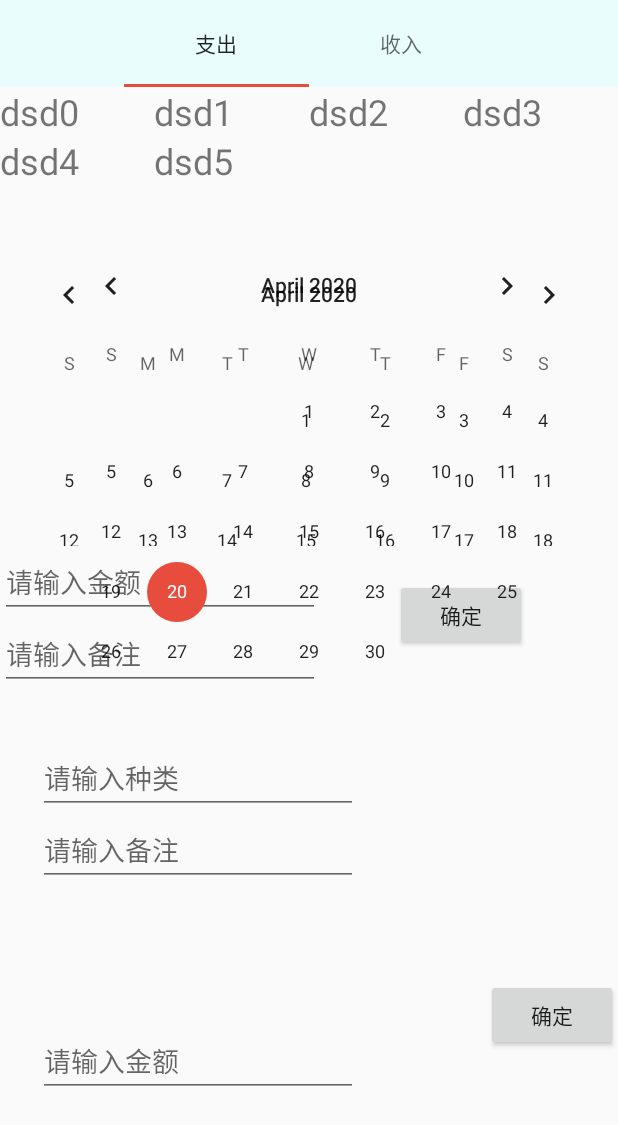
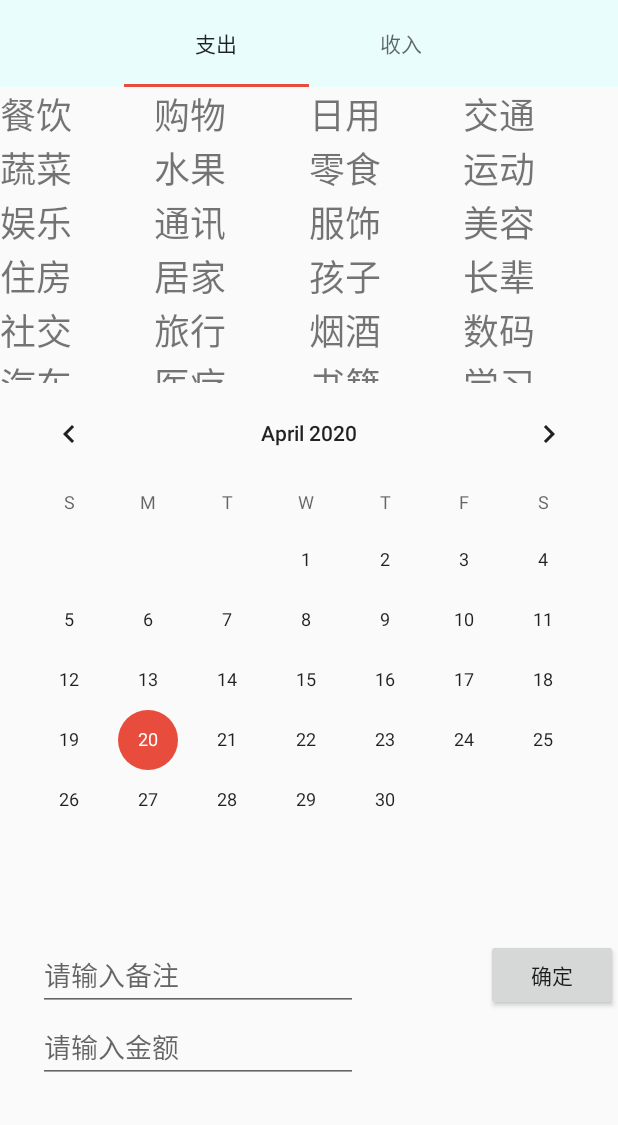
Before and after one commit to Fallofleaf/MapleProject, an Android app: the screen it shows after launch (EditActivity), after a tap on an icon or button, on a phone screen of 412 x 824 dp. Shown: the top 1125 px of the screen. Run offline under Robolectric (Android 15) with nearby library versions, the phone set to English and light mode, and no system bars; our stand-ins replace Room's generated code; libraries missing offline, so code that uses them is left out: com.scwang.smartrefresh; 2 statements that could not run were skipped.

Commit message:
Six种类选择存在bug，共用一个导致bug

```diff
--- a/app/src/main/java/com/zxk147/maple/EditActivity.java
+++ b/app/src/main/java/com/zxk147/maple/EditActivity.java
@@ -31,7 +31,7 @@ public class EditActivity extends AppCompatActivity{
 
     private static String TAG= "EditActivity";
 
-    EditText editTextType,editTextAmount,editTextKind,editTextNote;
+    EditText editTextAmount,editTextNote;
     Button buttonConfirm;
     CalendarView calendarView;
     AccountViewModel accountViewModel;
@@ -39,15 +39,10 @@ public class EditActivity extends AppCompatActivity{
     TabLayout tableLayout;
     ViewPager2 viewPager2;
     TabItem tabItem1,tabItem2;
-
-    Bundle bundle;
+    //Bundle bundle;
     private long mCalendar = 0;
-
     int editKind=-1;
-
     EditViewModel editViewModel;
-
-
     Fragment incomeFragment;
     @Override
     protected void onCreate(Bundle savedInstanceState) {
@@ -55,16 +50,12 @@ public class EditActivity extends AppCompatActivity{
         setContentView(R.layout.activity_edit);
         //初始化fragment和bundle
         final CostFragment costFragment = new CostFragment();
-
         incomeFragment = new IncomeFragment();
-        bundle = new Bundle();
-
+        //bundle = new Bundle();
         editTextNote = findViewById(R.id.editTextNote);
         editTextAmount = findViewById(R.id.editTextAmuont);
-        editTextKind = findViewById(R.id.editTextKind);
         buttonConfirm = findViewById(R.id.edit_confirm);
-
-
+        calendarView = findViewById(R.id.edit_calendarView);
         editViewModel = new ViewModelProvider(this
                 ,new ViewModelProvider
                 .AndroidViewModelFactory(getApplication()))
@@ -75,10 +66,6 @@ public class EditActivity extends AppCompatActivity{
                 editKind=integer;
             }
         });
-
-
-        calendarView = findViewById(R.id.edit_calendarView);
-
         accountViewModel = new ViewModelProvider(this
                 ,new ViewModelProvider
                 .AndroidViewModelFactory(getApplication()))
@@ -87,31 +74,25 @@ public class EditActivity extends AppCompatActivity{
         tabItem1 = findViewById(R.id.asd);
         tabItem2 = findViewById(R.id.ds);
         viewPager2 = findViewById(R.id.viewpager_edit);
-
-
-
         final Intent intent = getIntent();
         id = intent.getIntExtra("ID",-1);
-        id = editViewModel.id;
         if (id!=-1){
             accountViewModel.getQueryById(id).observe(this, new Observer<Account>() {
                 @Override
                 public void onChanged(final Account account) {
+                    editViewModel.changeMyPosition(account.getKind());
                     calendarView.setDate(account.getDate());
                     mCalendar = account.getDate();
 //                    String date = (String) DateFormat.format("yyyy年MM月dd日",account.getDate());
                     editTextNote.setText(account.getNote());
-                    editTextKind.setText(String.valueOf(account.getKind()));
                     editTextAmount.setText(account.getAmount());
                     calendarView.setDate(account.getDate());
-
 //                    /**
 //                     * 在合适的位置调用接口里面的方法,传递数据
 //                     */
 //                    editKind = account.getKind();
                     editViewModel.changeMyPosition(account.getKind());
                     Log.e(TAG,"此时的kind是："+account.getKind());
-
                     viewPager2.setAdapter(new FragmentStateAdapter(EditActivity.this) {
                         @NonNull
                         @Override
@@ -138,22 +119,21 @@ public class EditActivity extends AppCompatActivity{
                             }
                         }
                     }).attach();
-//                    if (account.isType()){
-//                        editTextType.setText("收入");
-//                    }else {
-//                        editTextType.setText("支出");
-//                    }
-
                     //利用延时操作，通过自身特点滑动到特定位置
                     if (account.isType()){
                         tableLayout.postDelayed(new Runnable() {
                             @Override
                             public void run() {
                                 tableLayout.getTabAt(1).select();
+                                editViewModel.type = true;
                             }
                         },10);
                     }
-
+//                    if (account.isType()){
+//                        editTextType.setText("收入");
+//                    }else {
+//                        editTextType.setText("支出");
+//                    }
                 }
             });
 //            Calendar calendar = Calendar.getInstance();
@@ -181,7 +161,6 @@ public class EditActivity extends AppCompatActivity{
 //                            editKind = position;
 //                        }
 //                    });
-                    int kind = Integer.parseInt(editTextKind.getText().toString());
                     Account account = new Account(mCalendar,type,editKind,editTextNote.getText().toString(),editTextAmount.getText().toString());
                     account.setId(id);
                     accountViewModel.updateAccount(account);
@@ -189,7 +168,6 @@ public class EditActivity extends AppCompatActivity{
                 }
             });
         }else {
-
             viewPager2.setAdapter(new FragmentStateAdapter(EditActivity.this) {
                 @NonNull
                 @Override
@@ -216,7 +194,6 @@ public class EditActivity extends AppCompatActivity{
                     }
                 }
             }).attach();
-
             Calendar calendar = Calendar.getInstance();
             mCalendar = calendar.getTime().getTime();
             calendarView.setOnDateChangeListener(new CalendarView.OnDateChangeListener() {
@@ -241,17 +218,15 @@ public class EditActivity extends AppCompatActivity{
                         public void onChanged(Integer integer) {
                             editKind = integer;
                         }
-                    });
-                    int kind = Integer.parseInt(editTextKind.getText().toString());
-                    Account account = new Account(mCalendar,type,editKind,editTextNote.getText().toString(),editTextAmount.getText().toString());
-                    accountViewModel.insertAccount(account);
-                    finish();
+                    });if (editKind!=-1&&editTextAmount.getText().toString().trim().length()>0){
+                        Account account = new Account(mCalendar,type,editKind,editTextNote.getText().toString(),editTextAmount.getText().toString());
+                        accountViewModel.insertAccount(account);
+                        finish();
+                    }
+
                 }
             });
         }
-
-
-
 //        /**
 //         * 在合适的位置调用接口里面的方法,传递数据
 //         */
@@ -265,11 +240,7 @@ public class EditActivity extends AppCompatActivity{
         /**
          * 添加Fragment
          */
-
-
     }
-
-
 //    /**
 //     * 定义一个接口
 //     */
--- a/app/src/main/java/com/zxk147/maple/adapter/AccountRecyclerViewAdapter.java
+++ b/app/src/main/java/com/zxk147/maple/adapter/AccountRecyclerViewAdapter.java
@@ -21,10 +21,52 @@ public class AccountRecyclerViewAdapter extends RecyclerView.Adapter<AccountRecy
 
     List<Account> allAccount = new ArrayList<>();
     List<TypeAccount> typeAccounts = new ArrayList<>();
+    private List<String> costData = new ArrayList<>();
+    private List<String> incomeData = new ArrayList<>();
+
 
     public void getAllAccount(List<TypeAccount> allAccount) {
         this.typeAccounts = allAccount;
         Log.e("typeAccountmain",typeAccounts.size()+"sdddddds");
+        costData.add("餐饮");
+        costData.add("购物");
+        costData.add("日用");
+        costData.add("交通");
+        costData.add("蔬菜");
+        costData.add("水果");
+        costData.add("零食");
+        costData.add("运动");
+        costData.add("娱乐");
+        costData.add("通讯");
+        costData.add("服饰");
+        costData.add("美容");
+        costData.add("住房");
+        costData.add("居家");
+        costData.add("孩子");
+        costData.add("长辈");
+        costData.add("社交");
+        costData.add("旅行");
+        costData.add("烟酒");
+        costData.add("数码");
+        costData.add("汽车");
+        costData.add("医疗");
+        costData.add("书籍");
+        costData.add("学习");
+        costData.add("宠物");
+        costData.add("礼金");
+        costData.add("礼物");
+        costData.add("办公");
+        costData.add("维修");
+        costData.add("捐赠");
+        costData.add("彩票");
+        costData.add("亲友");
+        costData.add("快递");
+        costData.add("其他");
+        incomeData.add("工资");
+        incomeData.add("兼职");
+        incomeData.add("理财");
+        incomeData.add("礼金");
+        incomeData.add("其他");
     }
 
     @NonNull
@@ -52,8 +94,12 @@ public class AccountRecyclerViewAdapter extends RecyclerView.Adapter<AccountRecy
             holder.itemView.setTag(R.id.tag_amounnt,account.getAmount());
             holder.itemView.setTag(R.id.tag_note,account.getNote());
             holder.itemView.setTag(R.id.tag_type,account.isType());
+            if (!account.isType()){
+                holder.itemContentKind.setText(costData.get(account.getKind()));
+            }else {
+                holder.itemContentKind.setText(incomeData.get(account.getKind()));
+            }
 
-            holder.itemContentKind.setText(String.valueOf(account.getKind()));
             holder.itemContentNote.setText(account.getNote());
 
             if (account.isType()) {
--- a/app/src/main/java/com/zxk147/maple/editFragment/CostFragment.java
+++ b/app/src/main/java/com/zxk147/maple/editFragment/CostFragment.java
@@ -1,6 +1,9 @@
 package com.zxk147.maple.editFragment;
 
 import android.os.Bundle;
+import android.view.LayoutInflater;
+import android.view.View;
+import android.view.ViewGroup;
 
 import androidx.fragment.app.Fragment;
 import androidx.lifecycle.Observer;
@@ -8,16 +11,7 @@ import androidx.lifecycle.ViewModelProvider;
 import androidx.recyclerview.widget.GridLayoutManager;
 import androidx.recyclerview.widget.RecyclerView;
 
-import android.view.LayoutInflater;
-import android.view.View;
-import android.view.ViewGroup;
-import android.widget.Button;
-import android.widget.CalendarView;
-import android.widget.EditText;
-
 import com.zxk147.maple.R;
-import com.zxk147.maple.data.Account;
-import com.zxk147.maple.data.AccountViewModel;
 
 import java.util.ArrayList;
 import java.util.List;
@@ -28,17 +22,12 @@ import java.util.Objects;
  */
 public class CostFragment extends Fragment {
 
-    private List<String> mData = new ArrayList<>();
-    RecyclerView recyclerView;
+    private static String TAG = "CostFragment";
+    private RecyclerView recyclerView;
+    private EditViewModel editViewModel;
+    private List<String> costData = new ArrayList<>();
     private CostRecyclerViewAdapter costRecyclerViewAdapter;
     private int kind;
-    private static String TAG = "CostFragment";
-    EditViewModel editViewModel;
-    AccountViewModel accountViewModel;
-    CalendarView calendarView;
-    EditText editTextNote,editTextAmount;
-    Button buttonConfirm;
-
     public CostFragment() {
         // Required empty public constructor
     }
@@ -53,7 +42,6 @@ public class CostFragment extends Fragment {
     @Override
     public void onStart() {
         super.onStart();
-
 //        /**
 //         * 在需要获取数据的地方，创建对象调取方法
 //         */
@@ -67,7 +55,15 @@ public class CostFragment extends Fragment {
 //        });
 
         editViewModel = new ViewModelProvider(Objects.requireNonNull(getActivity())).get(EditViewModel.class);
-        accountViewModel = new ViewModelProvider(getActivity()).get(AccountViewModel.class);
+        editViewModel.getMyPosition().observe(getActivity(), new Observer<Integer>() {
+            @Override
+            public void onChanged(Integer integer) {
+                kind =integer;
+            }
+        });
+//        calendarView = getActivity().findViewById(R.id.cost_calendarview);
+//        editTextAmount = getActivity().findViewById(R.id.edit_cost_amount);
+//        editTextNote = getActivity().findViewById(R.id.edit_cost_note);
 
 //        Bundle bundle = this.getArguments();
 //        kind = -1;
@@ -75,20 +71,45 @@ public class CostFragment extends Fragment {
 //            kind = bundle.getInt("KIND");
 //            Log.e(TAG,"Kind is " + kind);
 //        }
-        for (int i=0;i<6;i++){
-            mData.add("dsd"+i);
-        }
-        editViewModel.getMyPosition().observe(getActivity(), new Observer<Integer>() {
-            @Override
-            public void onChanged(Integer integer) {
-                kind = integer;
-            }
-        });
+        costData.add("餐饮");
+        costData.add("购物");
+        costData.add("日用");
+        costData.add("交通");
+        costData.add("蔬菜");
+        costData.add("水果");
+        costData.add("零食");
+        costData.add("运动");
+        costData.add("娱乐");
+        costData.add("通讯");
+        costData.add("服饰");
+        costData.add("美容");
+        costData.add("住房");
+        costData.add("居家");
+        costData.add("孩子");
+        costData.add("长辈");
+        costData.add("社交");
+        costData.add("旅行");
+        costData.add("烟酒");
+        costData.add("数码");
+        costData.add("汽车");
+        costData.add("医疗");
+        costData.add("书籍");
+        costData.add("学习");
+        costData.add("宠物");
+        costData.add("礼金");
+        costData.add("礼物");
+        costData.add("办公");
+        costData.add("维修");
+        costData.add("捐赠");
+        costData.add("彩票");
+        costData.add("亲友");
+        costData.add("快递");
+        costData.add("其他");
 
 
         recyclerView = getActivity().findViewById(R.id.fragment_cost_recyclerview);
-        costRecyclerViewAdapter = new CostRecyclerViewAdapter(mData,getContext(),kind);
-        GridLayoutManager gridLayoutManager = new GridLayoutManager(getContext(),4);
+        costRecyclerViewAdapter = new CostRecyclerViewAdapter(costData, getContext(), kind);
+        GridLayoutManager gridLayoutManager = new GridLayoutManager(getContext(), 4);
         recyclerView.setLayoutManager(gridLayoutManager);
         recyclerView.setAdapter(costRecyclerViewAdapter);
         costRecyclerViewAdapter.setOnItemListener(new CostRecyclerViewAdapter.OnItemListener() {
--- a/app/src/main/java/com/zxk147/maple/editFragment/EditViewModel.java
+++ b/app/src/main/java/com/zxk147/maple/editFragment/EditViewModel.java
@@ -18,4 +18,6 @@ public class EditViewModel extends ViewModel {
     }
 
     public int id = -1;
+    public boolean type = false;
+    public int kind = -1;
 }
--- a/app/src/main/res/layout/activity_edit.xml
+++ b/app/src/main/res/layout/activity_edit.xml
@@ -42,10 +42,10 @@
         android:id="@+id/viewpager_edit"
         android:layout_width="0dp"
         android:layout_height="0dp"
-        app:layout_constraintBottom_toTopOf="@+id/guideline24"
+        app:layout_constraintBottom_toTopOf="@+id/guideline29"
         app:layout_constraintEnd_toEndOf="parent"
         app:layout_constraintStart_toStartOf="parent"
-        app:layout_constraintTop_toTopOf="@+id/guideline23" >
+        app:layout_constraintTop_toTopOf="@+id/guideline23">
 
     </androidx.viewpager2.widget.ViewPager2>
 
@@ -75,7 +75,7 @@
         android:layout_width="wrap_content"
         android:layout_height="wrap_content"
         android:orientation="horizontal"
-        app:layout_constraintGuide_percent="0.6" />
+        app:layout_constraintGuide_percent="0.76" />
 
     <EditText
         android:id="@+id/editTextAmuont"
@@ -88,20 +88,8 @@
         app:layout_constraintEnd_toEndOf="parent"
         app:layout_constraintHorizontal_bias="0.126"
         app:layout_constraintStart_toStartOf="parent"
-        app:layout_constraintTop_toBottomOf="@+id/editTextNote" />
-
-    <EditText
-        android:id="@+id/editTextKind"
-        android:layout_width="wrap_content"
-        android:layout_height="wrap_content"
-        android:ems="10"
-        android:hint="请输入种类"
-        android:inputType="number"
-        android:visibility="visible"
-        app:layout_constraintEnd_toEndOf="parent"
-        app:layout_constraintHorizontal_bias="0.126"
-        app:layout_constraintStart_toStartOf="parent"
-        app:layout_constraintTop_toTopOf="@+id/guideline24" />
+        app:layout_constraintTop_toBottomOf="@+id/editTextNote"
+        app:layout_constraintVertical_bias="0.0" />
 
     <EditText
         android:id="@+id/editTextNote"
@@ -113,7 +101,7 @@
         app:layout_constraintEnd_toEndOf="parent"
         app:layout_constraintHorizontal_bias="0.126"
         app:layout_constraintStart_toStartOf="parent"
-        app:layout_constraintTop_toBottomOf="@+id/editTextKind" />
+        app:layout_constraintTop_toTopOf="@+id/guideline24" />
 
     <Button
         android:id="@+id/edit_confirm"
@@ -125,14 +113,22 @@
         app:layout_constraintHorizontal_bias="1.0"
         app:layout_constraintStart_toStartOf="parent"
         app:layout_constraintTop_toTopOf="@+id/guideline24"
-        app:layout_constraintVertical_bias="0.561" />
+        app:layout_constraintVertical_bias="0.0" />
 
     <CalendarView
         android:id="@+id/edit_calendarView"
+        android:layout_width="0dp"
+        android:layout_height="0dp"
+        app:layout_constraintBottom_toTopOf="@+id/guideline24"
+        app:layout_constraintEnd_toEndOf="parent"
+        app:layout_constraintStart_toStartOf="parent"
+        app:layout_constraintTop_toTopOf="@+id/guideline29" />
+
+    <androidx.constraintlayout.widget.Guideline
+        android:id="@+id/guideline29"
         android:layout_width="wrap_content"
         android:layout_height="wrap_content"
-        app:layout_constraintBottom_toTopOf="@+id/guideline24"
-        app:layout_constraintEnd_toEndOf="parent"
-        app:layout_constraintStart_toStartOf="parent" />
+        android:orientation="horizontal"
+        app:layout_constraintGuide_percent="0.31" />
 
 </androidx.constraintlayout.widget.ConstraintLayout>
--- a/app/src/main/res/layout/fragment_cost.xml
+++ b/app/src/main/res/layout/fragment_cost.xml
@@ -23,12 +23,13 @@
         android:layout_width="wrap_content"
         android:layout_height="wrap_content"
         android:orientation="horizontal"
-        app:layout_constraintGuide_percent="0.24" />
+        app:layout_constraintGuide_percent="1.0" />
 
     <CalendarView
         android:id="@+id/cost_calendarview"
         android:layout_width="0dp"
         android:layout_height="0dp"
+        android:visibility="invisible"
         app:layout_constraintBottom_toTopOf="@+id/guideline26"
         app:layout_constraintEnd_toEndOf="parent"
         app:layout_constraintHorizontal_bias="0.737"
@@ -42,6 +43,7 @@
         android:ems="10"
         android:hint="请输入金额"
         android:inputType="numberDecimal"
+        android:visibility="invisible"
         app:layout_constraintStart_toStartOf="parent"
         app:layout_constraintTop_toTopOf="@+id/guideline26" />
 
@@ -58,6 +60,7 @@
         android:layout_height="wrap_content"
         android:ems="10"
         android:hint="请输入备注"
+        android:visibility="invisible"
         app:layout_constraintStart_toStartOf="parent"
         app:layout_constraintTop_toBottomOf="@+id/edit_cost_amount" />
 
@@ -66,6 +69,7 @@
         android:layout_width="wrap_content"
         android:layout_height="wrap_content"
         android:text="@string/confirm"
+        android:visibility="invisible"
         app:layout_constraintBottom_toBottomOf="parent"
         app:layout_constraintEnd_toEndOf="parent"
         app:layout_constraintHorizontal_bias="0.454"
--- a/app/src/main/res/layout/fragment_income.xml
+++ b/app/src/main/res/layout/fragment_income.xml
@@ -20,7 +20,7 @@
         android:layout_width="wrap_content"
         android:layout_height="wrap_content"
         android:orientation="horizontal"
-        app:layout_constraintGuide_percent="0.25" />
+        app:layout_constraintGuide_percent="1.0" />
 
     <androidx.constraintlayout.widget.Guideline
         android:id="@+id/guideline28"
@@ -33,6 +33,7 @@
         android:id="@+id/income_calendarview"
         android:layout_width="0dp"
         android:layout_height="0dp"
+        android:visibility="invisible"
         app:layout_constraintBottom_toTopOf="@+id/guideline28"
         app:layout_constraintEnd_toEndOf="parent"
         app:layout_constraintStart_toStartOf="parent"
@@ -45,6 +46,7 @@
         android:ems="10"
         android:hint="请输入金额"
         android:inputType="numberDecimal"
+        android:visibility="invisible"
         app:layout_constraintStart_toStartOf="parent"
         app:layout_constraintTop_toTopOf="@+id/guideline28" />
 
@@ -54,6 +56,7 @@
         android:layout_height="wrap_content"
         android:ems="10"
         android:hint="请输入备注"
+        android:visibility="invisible"
         app:layout_constraintStart_toStartOf="parent"
         app:layout_constraintTop_toBottomOf="@+id/edit_income_amount" />
 </androidx.constraintlayout.widget.ConstraintLayout>
```
Also changed, not shown: app/src/main/java/com/zxk147/maple/EditPreActivity.java (+48 -1 lines), app/src/main/java/com/zxk147/maple/editFragment/IncomeFragment.java (+11 -5 lines).
